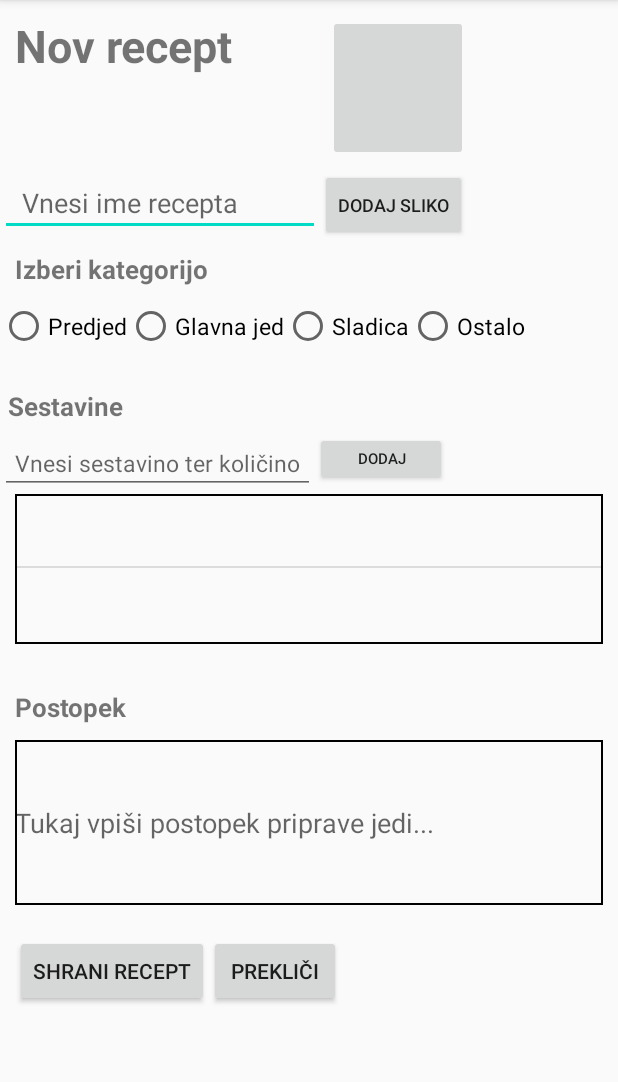
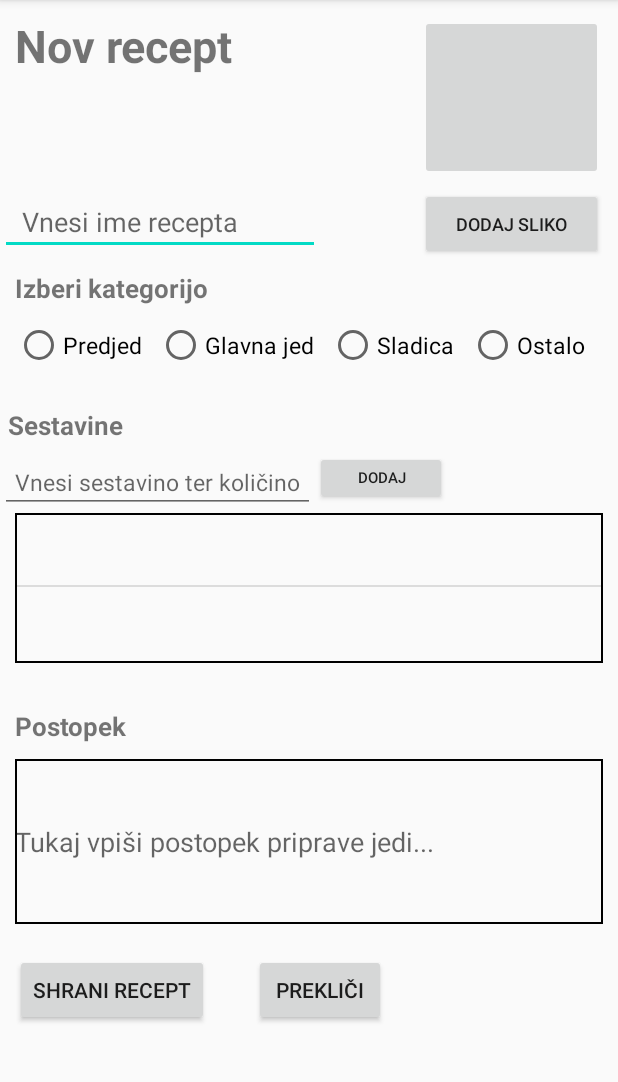
Before and after one commit to maticc97/mojiRecepti, an Android app: the addRecipeActivity screen opened directly, with no data from a screen before it, after a tap on "DODAJ", on a phone screen of 412 x 824 dp, the part 84-1166 px from its top. Run offline under Robolectric (Android 15) with nearby library versions, the phone set to English and light mode, and no system bars.

Commit message:
fixing the layout

```diff
--- a/app/src/main/res/layout/activity_add_recipe.xml
+++ b/app/src/main/res/layout/activity_add_recipe.xml
@@ -30,22 +30,26 @@
 
         <ImageButton
             android:id="@+id/dodajSliko"
-            android:layout_width="93dp"
-            android:layout_height="97dp"
+            android:layout_width="122dp"
+            android:layout_height="110dp"
+            android:layout_alignParentRight="true"
             android:layout_marginLeft="5dp"
             android:layout_marginTop="10dp"
             android:layout_marginRight="10dp"
-            android:layout_marginBottom="5dp"
-            android:layout_toRightOf="@id/imeRecepta" />
-
+            android:layout_marginBottom="5dp"/>
         <Button
+            android:layout_width="122dp"
             android:id="@+id/button"
-            android:layout_width="wrap_content"
+            android:layout_marginRight="10dp"
+            android:layout_alignParentRight="true"
             android:layout_height="wrap_content"
             android:text="Dodaj sliko"
             android:textSize="12dp"
-            android:layout_toRightOf="@id/imeRecepta"
+
+            android:layout_centerInParent="true"
             android:layout_below="@id/dodajSliko"/>
+
+
 
         <TextView
             android:id="@+id/izberi_kategorijo"
@@ -70,25 +74,29 @@
                 android:layout_width="wrap_content"
                 android:layout_height="wrap_content"
                 android:text="Predjed"
-                android:textSize="15sp"/>
+                android:textSize="15sp"
+                android:layout_marginLeft="10dp"/>
             <RadioButton
                 android:id="@+id/kategorijaGlavna"
                 android:layout_width="wrap_content"
                 android:layout_height="wrap_content"
                 android:text="Glavna jed"
-                android:textSize="15sp"/>
+                android:textSize="15sp"
+                android:layout_marginLeft="10dp"/>
             <RadioButton
                 android:id="@+id/kategorijaSladica"
                 android:layout_width="wrap_content"
                 android:layout_height="wrap_content"
                 android:text="Sladica"
-                android:textSize="15sp"/>
+                android:textSize="15sp"
+                android:layout_marginLeft="10dp"/>
             <RadioButton
                 android:id="@+id/kategorijaOstalo"
                 android:layout_width="wrap_content"
                 android:layout_height="wrap_content"
                 android:text="Ostalo"
                 android:layout_marginRight="10dp"
+                android:layout_marginLeft="10dp"
                 android:textSize="15sp"/>
         </RadioGroup>
         <TextView
@@ -119,7 +127,7 @@
             android:hint="Vnesi sestavino ter količino"
             android:textSize="15sp"
             android:padding="10dp"
-            android:maxLength="30"/>
+            android:maxLength="50"/>
 
         <ListView
             android:id="@+id/listView_lv"
@@ -129,7 +137,7 @@
             android:background="@drawable/back"
             android:layout_marginRight="10dp"
             android:layout_marginLeft="10dp"
-            android:scrollbarSize="10dp"
+            android:scrollbarSize="30dp"
             android:layout_marginBottom="20dp"
             />
 
@@ -159,20 +167,21 @@
             />
 
         <Button
+            android:id="@+id/button3"
+            android:layout_width="wrap_content"
+            android:layout_height="wrap_content"
+            android:text="Prekliči"
+            android:layout_below="@id/postopek_polje"
+            android:layout_toRightOf="@id/shrani"/>
+
+        <Button
             android:id="@+id/shrani"
             android:layout_width="wrap_content"
             android:layout_height="wrap_content"
             android:layout_below="@id/postopek_polje"
             android:layout_marginLeft="10dp"
-            android:text="Shrani recept" />
-
-        <Button
-            android:id="@+id/button3"
-            android:layout_width="wrap_content"
-            android:layout_height="wrap_content"
-            android:text="Prekliči"
-            android:layout_below="@id/postopek_polje"
-            android:layout_toRightOf="@id/shrani"
+            android:layout_marginRight="30dp"
+            android:text="Shrani recept"
 
             />
 
```
